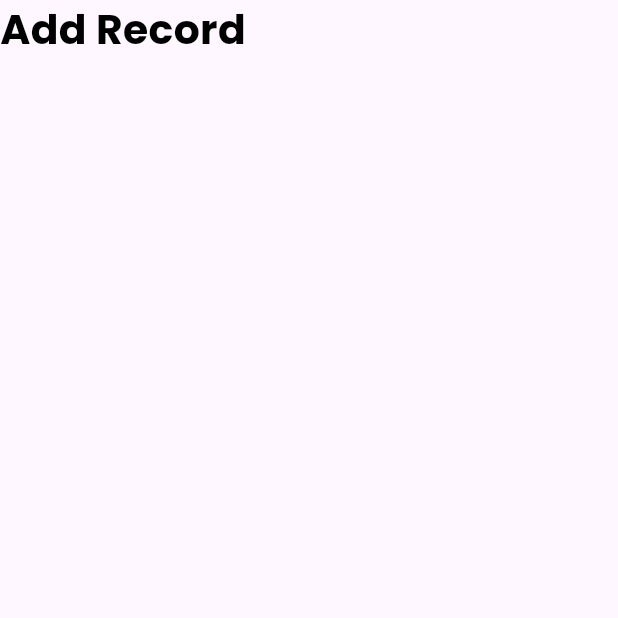
After one commit to neo-0007/HackXetra_init_5, a Flutter app: the AddRecordsPage screen opened by its route, on a phone screen of 412 x 824 dp, the top half of it. The commit adds this screen. Run offline on Flutter 3.47's test engine with Material 3 defaults, Android fonts, the phone set to English and light mode, and no system bars; our stand-ins replace go_router, google_fonts.

Commit message:
feat: create add record page and its route

```diff
--- /dev/null
+++ b/frontend_mobile/lib/features/healthrecords/view/screens/add_records_page.dart
@@ -0,0 +1,28 @@
+import 'package:flutter/material.dart';
+import 'package:google_fonts/google_fonts.dart';
+
+class AddRecordsPage extends StatefulWidget {
+  const AddRecordsPage({super.key});
+
+  @override
+  State<AddRecordsPage> createState() => _AddRecordsPageState();
+}
+
+class _AddRecordsPageState extends State<AddRecordsPage> {
+  @override
+  Widget build(BuildContext context) {
+    return Scaffold(
+      body: Column(
+        children: [
+          Text(
+            'Add Record',
+            style: GoogleFonts.poppins(
+                fontSize: 27.25,
+                fontWeight: FontWeight.bold,
+                color: Colors.black),
+          ),
+        ],
+      ),
+    );
+  }
+}
--- a/frontend_mobile/lib/routes/app_router.dart
+++ b/frontend_mobile/lib/routes/app_router.dart
@@ -2,6 +2,7 @@ import 'package:flutter/material.dart';
 import 'package:frontend_mobile/features/auth/view/screens/login_page.dart';
 import 'package:frontend_mobile/features/auth/view/screens/signup_page.dart';
 import 'package:frontend_mobile/features/auth/view/screens/user_selection_page.dart';
+import 'package:frontend_mobile/features/healthrecords/view/screens/add_records_page.dart';
 import 'package:frontend_mobile/features/healthrecords/view/screens/health_records_page.dart';
 import 'package:frontend_mobile/routes/route_constants.dart';
 import 'package:go_router/go_router.dart';
@@ -38,6 +39,13 @@ class AppRouter {
           child: HealthRecordsPage(),
         ),
       ),
+      GoRoute(
+        name: RouteConstants.addRecord,
+        path: '/addRecord',
+        pageBuilder: (context, state) => const MaterialPage(
+          child: AddRecordsPage(),
+        ),
+      ),
     ],
   );
 }
--- a/frontend_mobile/lib/routes/route_constants.dart
+++ b/frontend_mobile/lib/routes/route_constants.dart
@@ -3,4 +3,5 @@ class RouteConstants {
   static const String login = '/login';
   static const String signup = '/signup';
   static const String healthRecords = '/healthRecords';
+  static const String addRecord = '/addRecord';
 }
```
